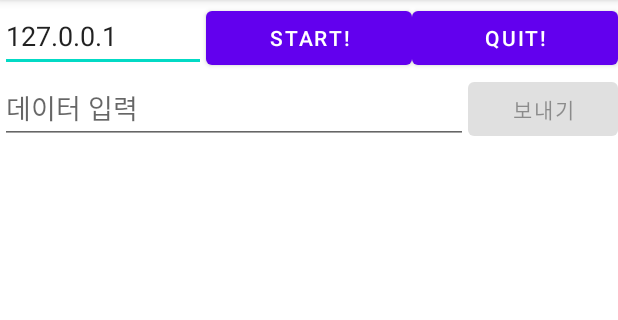
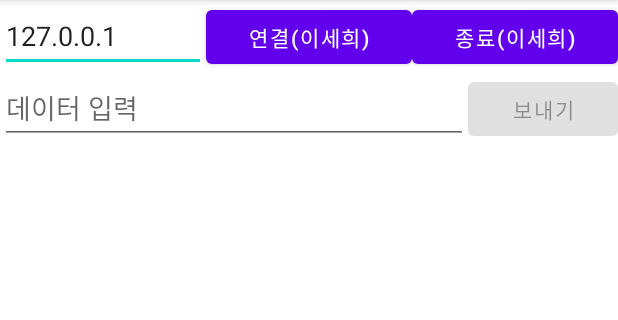
Before and after one commit to Sehee-Lee-01/Socket_Client_Android, an Android app: the screen it shows after launch (MainActivity), on a phone screen of 412 x 824 dp, the part 84-404 px from its top. Run offline under Robolectric (Android 15) with nearby library versions, the phone set to English and light mode, and no system bars.

Commit message:
fix: modify button text

```diff
--- a/app/src/main/res/layout/activity_main.xml
+++ b/app/src/main/res/layout/activity_main.xml
@@ -28,7 +28,7 @@
             android:layout_height="wrap_content"
             android:layout_weight="1"
             android:onClick="mOnClick"
-            android:text="Start!" />
+            android:text="연결(이세희)" />
 
         <Button
             android:id="@+id/btnQuit"
@@ -36,7 +36,7 @@
             android:layout_height="wrap_content"
             android:layout_weight="1"
             android:onClick="mOnClick"
-            android:text="Quit!" />
+            android:text="종료(이세희)" />
 
     </LinearLayout>
 
```
